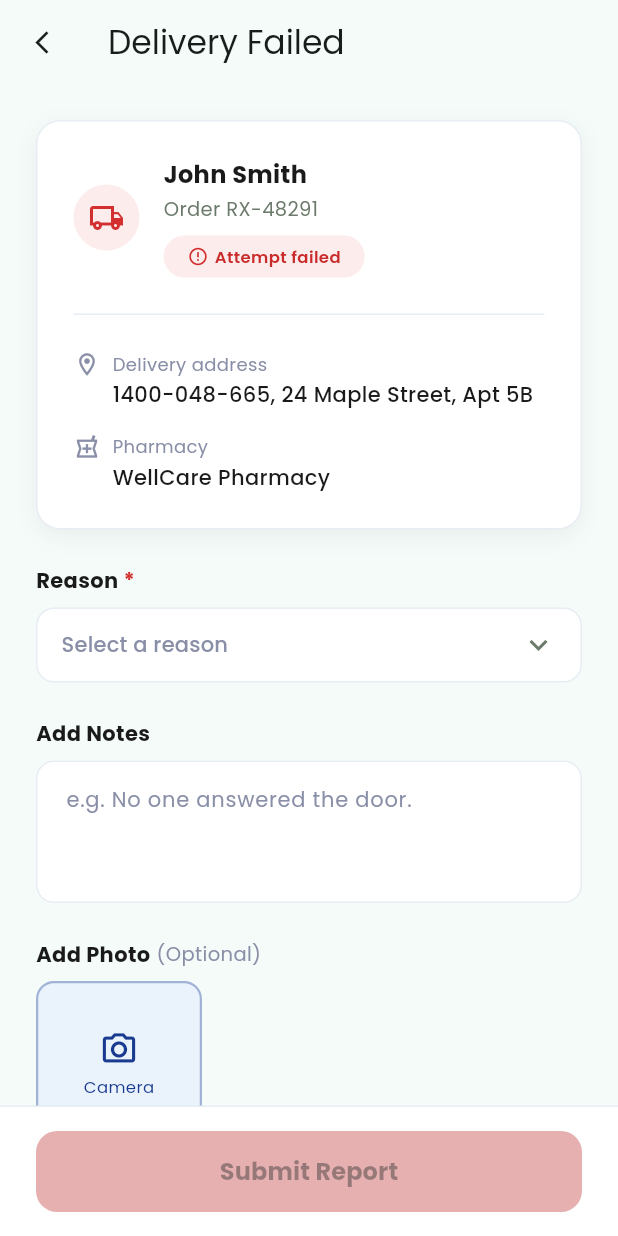
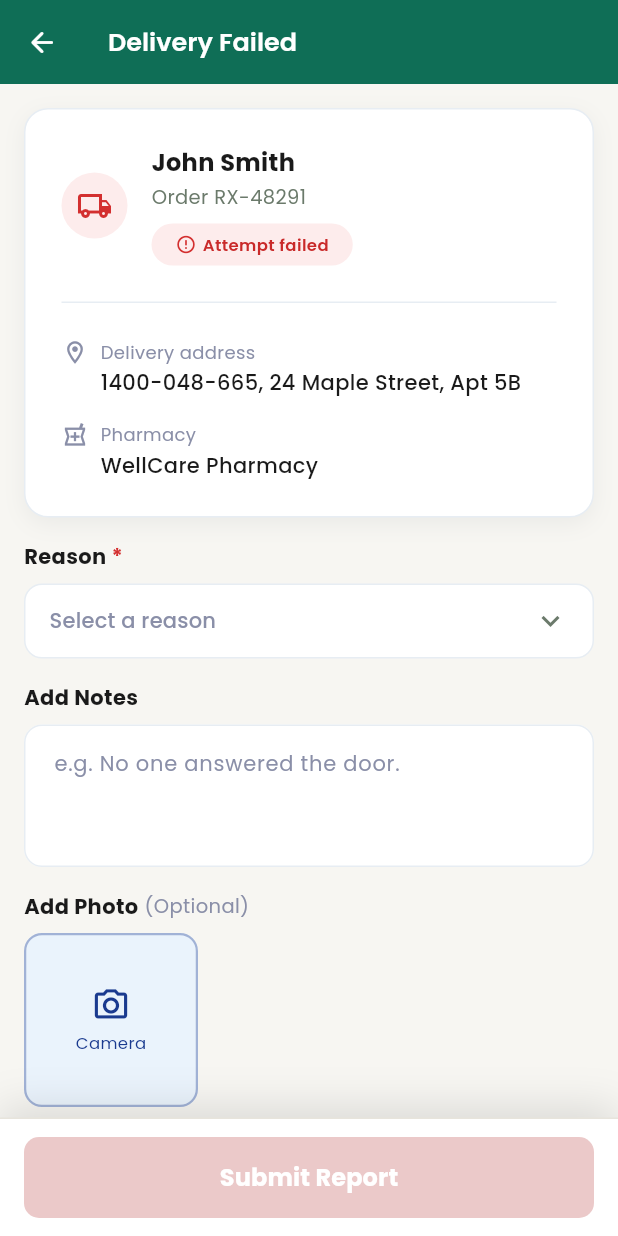
Before and after one commit to vaghelachirag/RxSwiftMobileApplication, a Flutter app: the FailedDeliveryScreen screen opened directly, on a phone screen of 412 x 824 dp. Run offline on Flutter 3.47's test engine with Material 3 defaults, Android fonts, the light colour scheme and no system bars; our stand-ins replace connectivity_plus, dio, flutter_riverpod, flutter_secure_storage, geocoding, geolocator and 5 more; accounts and stored records are empty.

Commit message:
add new design for failed delivery and drop

```diff
--- a/lib/features/auth/provider/auth_provider.dart
+++ b/lib/features/auth/provider/auth_provider.dart
@@ -84,7 +84,6 @@ class AuthNotifier extends StateNotifier<AuthState> {
 }
 
 // ── Provider ──────────────────────────────────────────────────
-
 final authProvider =
 StateNotifierProvider.autoDispose<AuthNotifier, AuthState>((ref) {
   return AuthNotifier(ref.watch(authRepositoryProvider));
--- a/lib/features/failed_delivery/presentation/screens/failed_delivery_screen.dart
+++ b/lib/features/failed_delivery/presentation/screens/failed_delivery_screen.dart
@@ -1,10 +1,31 @@
 // ============================================================================
-// presentation/screens/failed_delivery_screen.dart
+// lib/features/failed_delivery/presentation/screens/failed_delivery_screen.dart
+//
+// RESTYLED to match route_map_screen.dart — teal AppBar, RouteColors /
+// RouteSpacing / RouteRadius / RouteShadows / RouteText tokens, same rhythm.
+//
+// Only styling changed in THIS file. All providers, controllers, and the
+// composed child widgets (OrderSummaryCard, ReasonDropdown, NotesField,
+// PhotoGrid, SubmitStatusBanner) are wired exactly as before.
+//
+// ⚠️ PARTIAL COVERAGE: those child widgets still use AppColors/AppSpacing
+//    internally. Send their source files if you want them restyled too.
+//
+// ⚠️ THEME REQUIREMENTS — your route_map_theme.dart must include:
+//    • class RouteSpacing { sm, md, lg, xxl, ... }
+//    • RouteRadius.button (14.0)
+//    • RouteColors aliases: surface, cardBorder, background, danger,
+//                           disabledDanger (or use Color(0xFFEBC9C9) inline)
+//    • RouteText.appBar(...) and RouteText.button(...)
+//    If any are missing, see the previous reply for the additions to paste.
 // ============================================================================
 
 import 'package:flutter/material.dart';
 import 'package:flutter_riverpod/flutter_riverpod.dart';
-import '../../../../theme/app_theme.dart';
+
+
+
+import '../../../route_map/theme/route_map_theme.dart';
 import '../../domain/failed_delivery_state.dart';
 import '../providers/failed_delivery_providers.dart';
 import '../widgets/notes_field.dart';
@@ -29,22 +50,33 @@ class FailedDeliveryScreen extends ConsumerWidget {
             ScaffoldMessenger.of(context)
               ..hideCurrentSnackBar()
               ..showSnackBar(
-            const SnackBar(
-              backgroundColor: AppColors.success,
+                SnackBar(
+                  backgroundColor: RouteColors.tealDark,
                   behavior: SnackBarBehavior.floating,
-              content: Text('Failed delivery report submitted.'),
+                  content: Text(
+                    'Failed delivery report submitted.',
+                    style: RouteText.body(Colors.white),
+                  ),
                 ),
               );
           }
         });
 
     return Scaffold(
+      backgroundColor: RouteColors.background,
       appBar: AppBar(
+        backgroundColor: RouteColors.tealDark,
+        foregroundColor: Colors.white,
+        elevation: 0,
+        centerTitle: false,
         leading: IconButton(
-          icon: const Icon(Icons.arrow_back_ios_new, size: 18),
+          icon: const Icon(Icons.arrow_back_rounded, size: 22),
           onPressed: () => Navigator.of(context).maybePop(),
         ),
-        title: const Text('Delivery Failed'),
+        title: Text(
+          'Delivery Failed',
+          style: RouteText.appBar(Colors.white),
+        ),
       ),
       body: SafeArea(
         child: LayoutBuilder(
@@ -56,33 +88,33 @@ class FailedDeliveryScreen extends ConsumerWidget {
                 constraints: BoxConstraints(maxWidth: maxW),
                 child: SingleChildScrollView(
                   padding: const EdgeInsets.fromLTRB(
-                    AppSpacing.lg,
-                    AppSpacing.lg,
-                    AppSpacing.lg,
-                    AppSpacing.xxl,
+                    RouteSpacing.lg,
+                    RouteSpacing.lg,
+                    RouteSpacing.lg,
+                    RouteSpacing.xxl,
                   ),
                   child: Column(
                     crossAxisAlignment: CrossAxisAlignment.stretch,
                     children: [
                       OrderSummaryCard(order: order),
-                      const SizedBox(height: AppSpacing.lg),
+                      const SizedBox(height: RouteSpacing.lg),
                       ReasonDropdown(
                         value: state.reason,
                         onChanged: controller.selectReason,
                       ),
-                      const SizedBox(height: AppSpacing.lg),
+                      const SizedBox(height: RouteSpacing.lg),
                       NotesField(
                         initialValue: state.notes,
                         onChanged: controller.updateNotes,
                       ),
-                      const SizedBox(height: AppSpacing.lg),
+                      const SizedBox(height: RouteSpacing.lg),
                       PhotoGrid(
                         photoPaths: state.photoPaths,
                         isCapturing: state.isCapturing,
                         onAdd: controller.addPhoto,
                         onRemove: controller.removePhoto,
                       ),
-                      const SizedBox(height: AppSpacing.lg),
+                      const SizedBox(height: RouteSpacing.lg),
                       SubmitStatusBanner(
                         state: state,
                         onRetry: state.isOfflinePending
@@ -115,10 +147,11 @@ class _SubmitBar extends StatelessWidget {
       top: false,
       child: Container(
         padding: const EdgeInsets.fromLTRB(
-            AppSpacing.lg, AppSpacing.md, AppSpacing.lg, AppSpacing.md),
+            RouteSpacing.lg, RouteSpacing.md, RouteSpacing.lg, RouteSpacing.md),
         decoration: const BoxDecoration(
-          color: AppColors.surface,
-          border: Border(top: BorderSide(color: AppColors.cardBorder)),
+          color: RouteColors.surface,
+          border: Border(top: BorderSide(color: RouteColors.cardBorder)),
+          boxShadow: RouteShadows.sheet,
         ),
         child: SizedBox(
           height: 54,
@@ -126,12 +159,16 @@ class _SubmitBar extends StatelessWidget {
           child: ElevatedButton(
             onPressed: enabled ? controller.submit : null,
             style: ElevatedButton.styleFrom(
-              backgroundColor: AppColors.danger,
-              disabledBackgroundColor: const Color(0xFFE6B0B0),
+              backgroundColor: RouteColors.danger,
+              // If you added `disabledDanger` to RouteColors, use it here:
+              //   disabledBackgroundColor: RouteColors.disabledDanger,
+              // Otherwise leave the inline tint below.
+              disabledBackgroundColor: const Color(0xFFEBC9C9),
               foregroundColor: Colors.white,
+              disabledForegroundColor: Colors.white,
               elevation: 0,
               shape: RoundedRectangleBorder(
-                borderRadius: BorderRadius.circular(AppRadius.button),
+                borderRadius: BorderRadius.circular(10),
               ),
             ),
             child: state.isSubmitting
@@ -143,11 +180,8 @@ class _SubmitBar extends StatelessWidget {
                 valueColor: AlwaysStoppedAnimation(Colors.white),
               ),
             )
-                : const Text(
-                    'Submit Report',
-                    style:
-                        TextStyle(fontSize: 16, fontWeight: FontWeight.w700),
-                  ),
+                : Text('Submit Report',
+                style: RouteText.button(Colors.white)),
           ),
         ),
       ),
--- a/lib/features/route_map/theme/route_map_theme.dart
+++ b/lib/features/route_map/theme/route_map_theme.dart
@@ -18,6 +18,15 @@ class RouteColors {
   static const tealMid = Color(0xFF5DCAA5);
   static const tealDark = Color(0xFF0F6E56);
   static const tealDarker = Color(0xFF085041);
+
+  // inside class RouteColors, anywhere after the existing colors
+  static const primary = teal;
+  static const success = greenMid;
+  static const accentGreen = greenMid;
+  static const danger = red;
+  static const cardBorder = borderTertiary;
+  static const background = surfaceAlt;
+  static const disabledFill = Color(0xFFE3E0D8);
 
   // Pickup (green)
   static const green = Color(0xFF3B6D11);
@@ -56,6 +65,17 @@ class RouteColors {
   static const mapRoad = Color(0xFFFFFFFF);
   static const mapBlock = Color(0x59FFFFFF); // ~0.35 white
 }
+/// Spacing scale (mirrors AppSpacing so the form screens read consistently).
+class RouteSpacing {
+  RouteSpacing._();
+  static const xs = 4.0;
+  static const sm = 8.0;
+  static const md = 12.0;
+  static const lg = 16.0;
+  static const xl = 24.0;
+  static const xxl = 32.0;
+}
+
 
 class RouteRadius {
   RouteRadius._();
@@ -101,6 +121,22 @@ class RouteText {
   RouteText._();
   static const _family = 'Poppins';
 
+
+  static TextStyle button(Color color) => TextStyle(
+    fontFamily: 'Poppins',
+    fontSize: 16,
+    fontWeight: FontWeight.w700,
+    color: color,
+  );
+
+  static TextStyle appBar(Color color) => TextStyle(
+    fontFamily: 'Poppins',
+    fontSize: 17,
+    fontWeight: FontWeight.w600,
+    color: color,
+  );
+
+
   static TextStyle display(Color color) => TextStyle(
     fontFamily: _family,
     fontSize: 26,
--- a/lib/features/route_map/widgets/stop_bottom_sheet.dart
+++ b/lib/features/route_map/widgets/stop_bottom_sheet.dart
@@ -266,7 +266,7 @@ class StopBottomSheet extends StatelessWidget {
         else
           _ActionButtons(
             stop: stop,
-            inRange: _inRange,
+            inRange: true,
             isPickupLoading: isPickupLoading,
             onNavigate: onNavigate,
             onPickup: onPickup,
@@ -545,7 +545,7 @@ class _ActionButtons extends StatelessWidget {
             label: 'Delivered',
             icon: Icons.check_rounded,
             kind: _BtnKind.primary,
-            enabled: inRange,
+         /*   enabled: inRange,*/
             onTap: onDelivered,
           ),
         ),
```
Also changed, not shown: lib/features/delivery_confirm/delivery_confirm_screen.dart (+71 -44 lines), lib/features/failed_delivery/failed_delivery.dart (deleted). Lines whose indentation alone changed are shown as unchanged.
